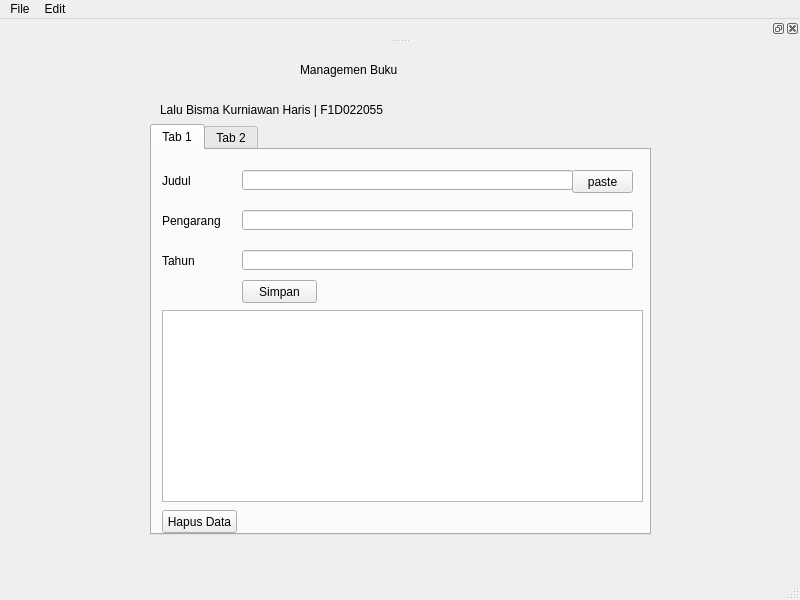
This is manajemenBuku.ui in bismaharis/pv25-week11 as Qt 5 draws it before an edit. The edited form follows.
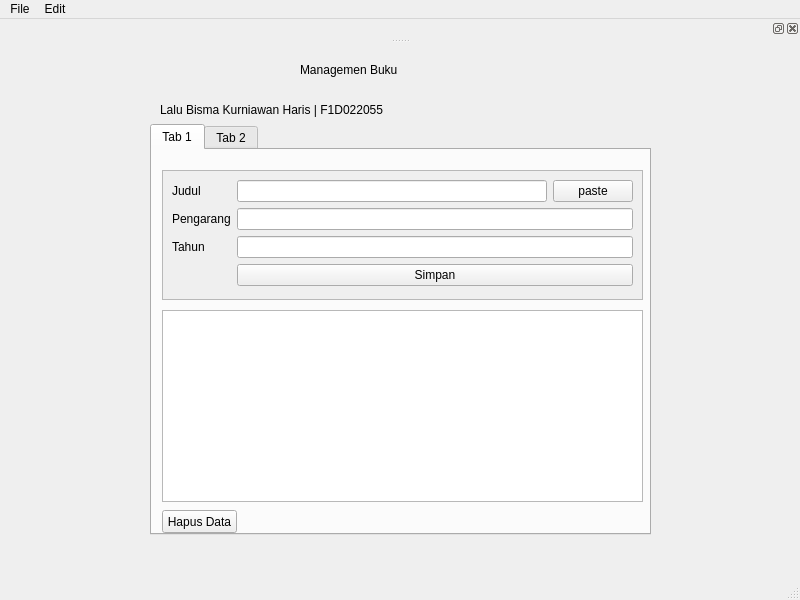
This is the edited form.

The edit to the form file:
```diff
--- a/manajemenBuku.ui
+++ b/manajemenBuku.ui
@@ -56,87 +56,83 @@
      <attribute name="title">
       <string>Tab 1</string>
      </attribute>
-     <widget class="QLabel" name="label_3">
+     <widget class="QScrollArea" name="scrollArea">
       <property name="geometry">
        <rect>
         <x>10</x>
         <y>20</y>
-        <width>81</width>
-        <height>21</height>
+        <width>481</width>
+        <height>130</height>
        </rect>
       </property>
-      <property name="text">
-       <string>Judul</string>
+      <property name="widgetResizable">
+       <bool>true</bool>
       </property>
-     </widget>
-     <widget class="QLabel" name="label_4">
-      <property name="geometry">
-       <rect>
-        <x>10</x>
-        <y>60</y>
-        <width>81</width>
-        <height>21</height>
-       </rect>
-      </property>
-      <property name="text">
-       <string>Pengarang</string>
-      </property>
-     </widget>
-     <widget class="QLabel" name="label_5">
-      <property name="geometry">
-       <rect>
-        <x>10</x>
-        <y>100</y>
-        <width>81</width>
-        <height>21</height>
-       </rect>
-      </property>
-      <property name="text">
-       <string>Tahun</string>
-      </property>
-     </widget>
-     <widget class="QLineEdit" name="inputJudul">
-      <property name="geometry">
-       <rect>
-        <x>90</x>
-        <y>20</y>
-        <width>331</width>
-        <height>20</height>
-       </rect>
-      </property>
-     </widget>
-     <widget class="QLineEdit" name="inputPengarang">
-      <property name="geometry">
-       <rect>
-        <x>90</x>
-        <y>60</y>
-        <width>391</width>
-        <height>20</height>
-       </rect>
-      </property>
-     </widget>
-     <widget class="QLineEdit" name="inputTahun">
-      <property name="geometry">
-       <rect>
-        <x>90</x>
-        <y>100</y>
-        <width>391</width>
-        <height>20</height>
-       </rect>
-      </property>
-     </widget>
-     <widget class="QPushButton" name="btnSimpan">
-      <property name="geometry">
-       <rect>
-        <x>90</x>
-        <y>130</y>
-        <width>75</width>
-        <height>23</height>
-       </rect>
-      </property>
-      <property name="text">
-       <string>Simpan</string>
-      </property>
+      <widget class="QWidget" name="scrollAreaWidgetContents">
+       <layout class="QFormLayout" name="formLayout">
+        <item row="0" column="0">
+         <widget class="QLabel" name="label_3">
+          <property name="text">
+           <string>Judul</string>
+          </property>
+         </widget>
+        </item>
+        <item row="0" column="1">
+         <layout class="QHBoxLayout" name="judulLayout">
+          <item>
+           <widget class="QLineEdit" name="inputJudul">
+            <property name="sizePolicy">
+             <sizepolicy hsizetype="Expanding" vsizetype="Fixed">
+              <horstretch>8</horstretch> <!-- 80% of the width -->
+              <verstretch>0</verstretch>
+             </sizepolicy>
+            </property>
+           </widget>
+          </item>
+          <item>
+           <widget class="QPushButton" name="btnPasteClipboard">
+            <property name="text">
+             <string>paste</string>
+            </property>
+            <property name="sizePolicy">
+             <sizepolicy hsizetype="Expanding" vsizetype="Fixed">
+              <horstretch>2</horstretch> <!-- 20% of the width -->
+              <verstretch>0</verstretch>
+             </sizepolicy>
+            </property>
+           </widget>
+          </item>
+         </layout>
+        </item>
+        <item row="1" column="0">
+         <widget class="QLabel" name="label_4">
+          <property name="text">
+           <string>Pengarang</string>
+          </property>
+         </widget>
+        </item>
+        <item row="1" column="1">
+         <widget class="QLineEdit" name="inputPengarang"/>
+        </item>
+        <item row="2" column="0">
+         <widget class="QLabel" name="label_5">
+          <property name="text">
+           <string>Tahun</string>
+          </property>
+         </widget>
+        </item>
+        <item row="2" column="1">
+         <widget class="QLineEdit" name="inputTahun"/>
+        </item>
+        <item row="3" column="1">
+         <widget class="QPushButton" name="btnSimpan">
+          <property name="text">
+           <string>Simpan</string>
+          </property>
+         </widget>
+        </item>
+       </layout>
+      </widget>
      </widget>
      <widget class="QTableWidget" name="tableWidget">
       <property name="geometry">
@@ -161,19 +157,6 @@
        <string>Hapus Data</string>
       </property>
      </widget>
-     <widget class="QPushButton" name="btnPasteClipboard">
-      <property name="geometry">
-       <rect>
-        <x>420</x>
-        <y>20</y>
-        <width>61</width>
-        <height>23</height>
-       </rect>
-      </property>
-      <property name="text">
-       <string>paste</string>
-      </property>
-     </widget>
     </widget>
     <widget class="QWidget" name="tab_2">
      <attribute name="title">
```
Left out of the diff: 2 changed lines with no effect on the pictures.
